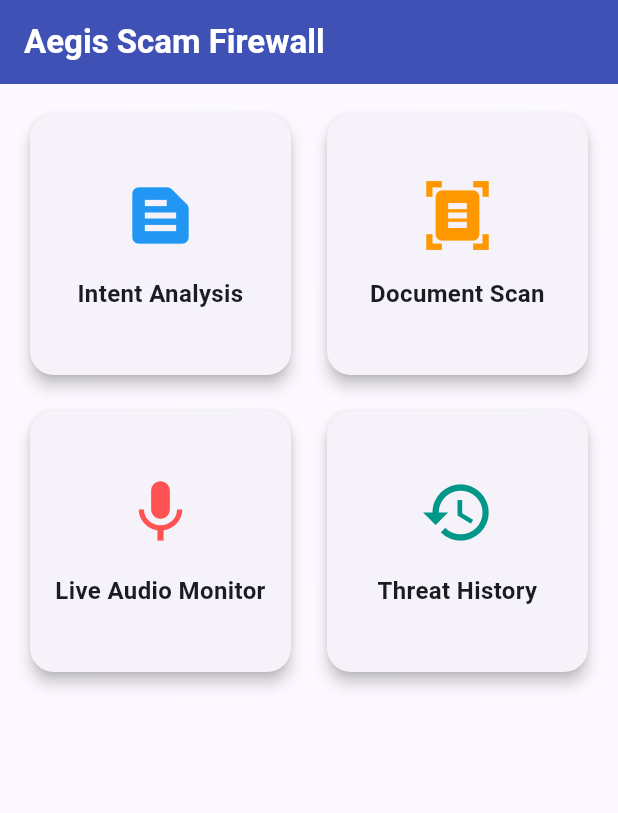
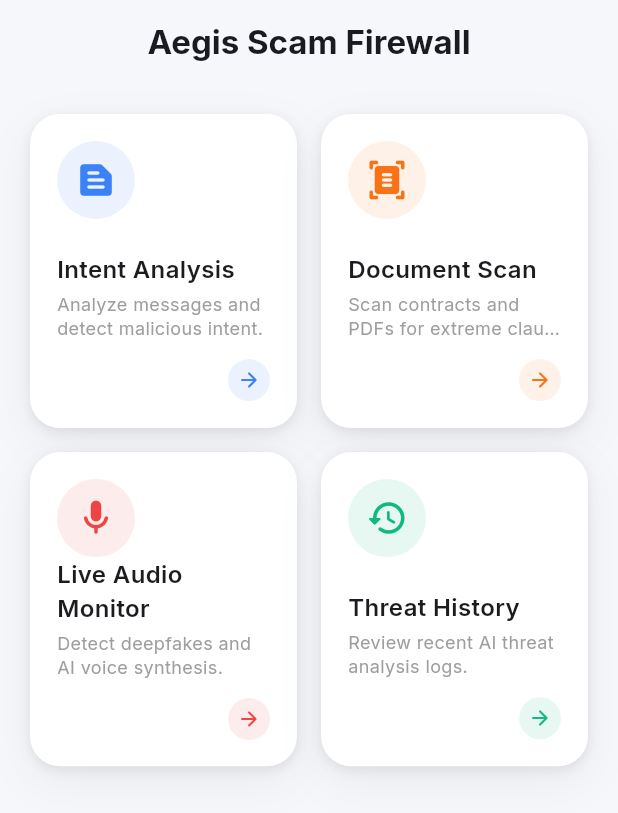
Before and after one commit to Anbu-Navin-Devs/Aegis-Scam-Firewall, a Flutter app: the DashboardScreen screen opened by its route, on a phone screen of 412 x 824 dp. Shown: the top 813 px of the screen. Run offline on Flutter 3.47's test engine with Material 3 defaults, Android fonts, the phone set to English and light mode, and no system bars; our stand-ins replace file_picker, flutter_riverpod, go_router, google_fonts.

Commit message:
updated ui

```diff
--- a/frontend/lib/core/router/app_router.dart
+++ b/frontend/lib/core/router/app_router.dart
@@ -5,13 +5,25 @@ import '../../features/intent_analysis/views/intent_screen.dart';
 import '../../features/document_scan/views/scan_screen.dart';
 import '../../features/threat_history/views/history_screen.dart';
 import '../../features/live_audio/views/live_audio_screen.dart';
+import '../../features/intro/views/intro_screen.dart';
 
 final GoRouter appRouter = GoRouter(
   initialLocation: '/',
   routes: [
     GoRoute(
       path: '/',
-      builder: (context, state) => const DashboardScreen(),
+      builder: (context, state) => const IntroScreen(),
+    ),
+    GoRoute(
+      path: '/dashboard',
+      pageBuilder: (context, state) => CustomTransitionPage(
+        key: state.pageKey,
+        child: const DashboardScreen(),
+        transitionDuration: const Duration(milliseconds: 300),
+        transitionsBuilder: (context, animation, secondaryAnimation, child) {
+          return FadeTransition(opacity: animation, child: child);
+        },
+      ),
     ),
     GoRoute(
       path: '/intent',
--- /dev/null
+++ b/frontend/lib/core/theme/app_theme.dart
@@ -0,0 +1,49 @@
+import 'package:flutter/material.dart';
+import 'package:google_fonts/google_fonts.dart';
+
+class AppTheme {
+  // Brand colors based on requirement
+  static const Color mBlue = Color(0xFF3B82F6);
+  static const Color mOrange = Color(0xFFF97316);
+  static const Color mRed = Color(0xFFEF4444);
+  static const Color mGreen = Color(0xFF10B981);
+
+  static const Color bgLight = Color(0xFFF5F7FB);
+  static const Color cardLight = Colors.white;
+
+  static const Color bgDark = Color(0xFF111827); // Replaced gradient base with strict hex
+  static const Color cardDark = Color(0xFF111827);
+
+  static ThemeData get lightTheme {
+    return ThemeData(
+      brightness: Brightness.light,
+      primaryColor: mBlue,
+      scaffoldBackgroundColor: bgLight,
+      colorScheme: ColorScheme.fromSeed(
+        seedColor: mBlue,
+        brightness: Brightness.light,
+        surface: cardLight,
+      ),
+      textTheme: GoogleFonts.interTextTheme(ThemeData.light().textTheme),
+      useMaterial3: true,
+    );
+  }
+
+  static ThemeData get darkTheme {
+    return ThemeData(
+      brightness: Brightness.dark,
+      primaryColor: mBlue,
+      scaffoldBackgroundColor: bgDark,
+      colorScheme: ColorScheme.fromSeed(
+        seedColor: mBlue,
+        brightness: Brightness.dark,
+        surface: cardDark,
+      ),
+      textTheme: GoogleFonts.interTextTheme(ThemeData.dark().textTheme).apply(
+        bodyColor: Colors.white,
+        displayColor: Colors.white,
+      ),
+      useMaterial3: true,
+    );
+  }
+}
--- a/frontend/lib/features/dashboard/views/dashboard_screen.dart
+++ b/frontend/lib/features/dashboard/views/dashboard_screen.dart
@@ -1,5 +1,7 @@
 import 'package:flutter/material.dart';
 import 'package:go_router/go_router.dart';
+import '../../../core/theme/app_theme.dart';
+import '../../../shared/widgets/modern_feature_card.dart';
 
 class DashboardScreen extends StatelessWidget {
   const DashboardScreen({super.key});
@@ -9,65 +11,47 @@ class DashboardScreen extends StatelessWidget {
     return Scaffold(
       appBar: AppBar(
         title: const Text('Aegis Scam Firewall', style: TextStyle(fontWeight: FontWeight.bold)),
-        backgroundColor: Colors.indigo,
-        foregroundColor: Colors.white,
+        backgroundColor: Colors.transparent,
+        elevation: 0,
+        centerTitle: true,
       ),
       body: GridView.count(
-        padding: const EdgeInsets.all(16),
+        padding: const EdgeInsets.all(20),
         crossAxisCount: 2,
         crossAxisSpacing: 16,
         mainAxisSpacing: 16,
+        childAspectRatio: 0.85, // Adjust card height
         children: [
-          _buildFeatureCard(
-            context,
+          ModernFeatureCard(
             title: 'Intent Analysis',
-            icon: Icons.text_snippet,
-            color: Colors.blue,
-            route: '/intent', // Route Placeholder
+            description: 'Analyze messages and detect malicious intent.',
+            icon: Icons.text_snippet_rounded,
+            accentColor: AppTheme.mBlue,
+            onTap: () => context.push('/intent'),
           ),
-          _buildFeatureCard(
-            context,
+          ModernFeatureCard(
             title: 'Document Scan',
-            icon: Icons.document_scanner,
-            color: Colors.orange,
-            route: '/scan',  // Route Placeholder
+            description: 'Scan contracts and PDFs for extreme clauses.',
+            icon: Icons.document_scanner_rounded,
+            accentColor: AppTheme.mOrange,
+            onTap: () => context.push('/scan'),
           ),
-          _buildFeatureCard(
-            context,
+          ModernFeatureCard(
             title: 'Live Audio Monitor',
-            icon: Icons.mic,
-            color: Colors.redAccent,
-            route: '/live',  // Route Placeholder
+            description: 'Detect deepfakes and AI voice synthesis.',
+            icon: Icons.mic_rounded,
+            accentColor: AppTheme.mRed,
+            onTap: () => context.push('/live'),
           ),
-          _buildFeatureCard(
-            context,
+          ModernFeatureCard(
             title: 'Threat History',
-            icon: Icons.history,
-            color: Colors.teal,
-            route: '/history', // Route Placeholder
+            description: 'Review recent AI threat analysis logs.',
+            icon: Icons.history_rounded,
+            accentColor: AppTheme.mGreen,
+            onTap: () => context.push('/history'),
           ),
         ],
       ),
     );
   }
-
-  Widget _buildFeatureCard(BuildContext context, {required String title, required IconData icon, required Color color, required String route}) {
-    return InkWell(
-      onTap: () {
-        context.push(route);
-      },
-      child: Card(
-        elevation: 4,
-        shape: RoundedRectangleBorder(borderRadius: BorderRadius.circular(16)),
-        child: Column(
-          mainAxisAlignment: MainAxisAlignment.center,
-          children: [
-            Icon(icon, size: 50, color: color),
-            const SizedBox(height: 16),
-            Text(title, style: const TextStyle(fontSize: 16, fontWeight: FontWeight.bold), textAlign: TextAlign.center),
-          ],
-        ),
-      ),
-    );
-  }
 }
--- /dev/null
+++ b/frontend/lib/shared/widgets/modern_feature_card.dart
@@ -0,0 +1,137 @@
+import 'package:flutter/material.dart';
+
+class ModernFeatureCard extends StatefulWidget {
+  final String title;
+  final String description;
+  final IconData icon;
+  final Color accentColor;
+  final VoidCallback onTap;
+
+  const ModernFeatureCard({
+    super.key,
+    required this.title,
+    required this.description,
+    required this.icon,
+    required this.accentColor,
+    required this.onTap,
+  });
+
+  @override
+  State<ModernFeatureCard> createState() => _ModernFeatureCardState();
+}
+
+class _ModernFeatureCardState extends State<ModernFeatureCard> {
+  bool _isPressed = false;
+
+  void _handleTapDown(TapDownDetails details) {
+    setState(() => _isPressed = true);
+  }
+
+  void _handleTapUp(TapUpDetails details) {
+    setState(() => _isPressed = false);
+    widget.onTap();
+  }
+
+  void _handleTapCancel() {
+    setState(() => _isPressed = false);
+  }
+
+  @override
+  Widget build(BuildContext context) {
+    final isDark = Theme.of(context).brightness == Brightness.dark;
+
+    return GestureDetector(
+      onTapDown: _handleTapDown,
+      onTapUp: _handleTapUp,
+      onTapCancel: _handleTapCancel,
+      child: AnimatedContainer(
+        duration: const Duration(milliseconds: 100), // Fast interaction < 150ms
+        curve: Curves.easeInOut,
+        transform: Matrix4.identity()..scale(_isPressed ? 0.96 : 1.0),
+        transformAlignment: Alignment.center,
+        decoration: BoxDecoration(
+          color: Theme.of(context).colorScheme.surface,
+          borderRadius: BorderRadius.circular(20),
+          boxShadow: isDark
+              ? [
+                  BoxShadow(
+                    color: widget.accentColor.withOpacity(0.05), // Subtle glow
+                    blurRadius: 10,
+                    spreadRadius: 1,
+                  )
+                ]
+              : [
+                  BoxShadow(
+                    color: Colors.black.withOpacity(0.05),
+                    blurRadius: 25,
+                    offset: const Offset(0, 10),
+                  ),
+                  BoxShadow(
+                    color: Colors.black.withOpacity(0.08),
+                    blurRadius: 6,
+                    offset: const Offset(0, 2),
+                  ),
+                ],
+        ),
+        padding: const EdgeInsets.all(18),
+        child: Column(
+          crossAxisAlignment: CrossAxisAlignment.start,
+          children: [
+            // Top: Icon
+            Container(
+              padding: const EdgeInsets.all(12),
+              decoration: BoxDecoration(
+                shape: BoxShape.circle,
+                color: isDark
+                    ? widget.accentColor.withOpacity(0.15)
+                    : widget.accentColor.withOpacity(0.1),
+              ),
+              child: Icon(
+                widget.icon,
+                color: widget.accentColor,
+                size: 28,
+              ),
+            ),
+            const Spacer(),
+            // Title & Description
+            Text(
+              widget.title,
+              style: const TextStyle(
+                fontWeight: FontWeight.w600,
+                fontSize: 16,
+              ),
+            ),
+            const SizedBox(height: 4),
+            Text(
+              widget.description,
+              style: TextStyle(
+                fontSize: 12,
+                color: Colors.grey.shade500,
+                height: 1.3,
+              ),
+              maxLines: 2,
+              overflow: TextOverflow.ellipsis,
+            ),
+            const SizedBox(height: 12),
+            // Bottom Right: Arrow CTA
+            Align(
+              alignment: Alignment.bottomRight,
+              child: Container(
+                padding: const EdgeInsets.all(6),
+                decoration: BoxDecoration(
+                  shape: BoxShape.circle,
+                  color: widget.accentColor.withOpacity(0.1),
+                ),
+                child: Icon(
+                  Icons.arrow_forward_rounded,
+                  size: 16,
+                  color: widget.accentColor,
+                ),
+              ),
+            )
+          ],
+        ),
+      ),
+    );
+  }
+}
--- a/frontend/pubspec.yaml
+++ b/frontend/pubspec.yaml
@@ -17,6 +17,7 @@ dependencies:
   web_socket_channel: ^2.4.0
   go_router: ^13.1.0
   file_picker: ^8.0.0
+  google_fonts: ^8.0.2
 
 dev_dependencies:
   flutter_test:
```
Also changed, not shown: frontend/lib/features/intro/views/intro_screen.dart (added, +87 -0 lines), frontend/lib/main.dart (+3 -8 lines), frontend/pubspec.lock, 2 other files.
